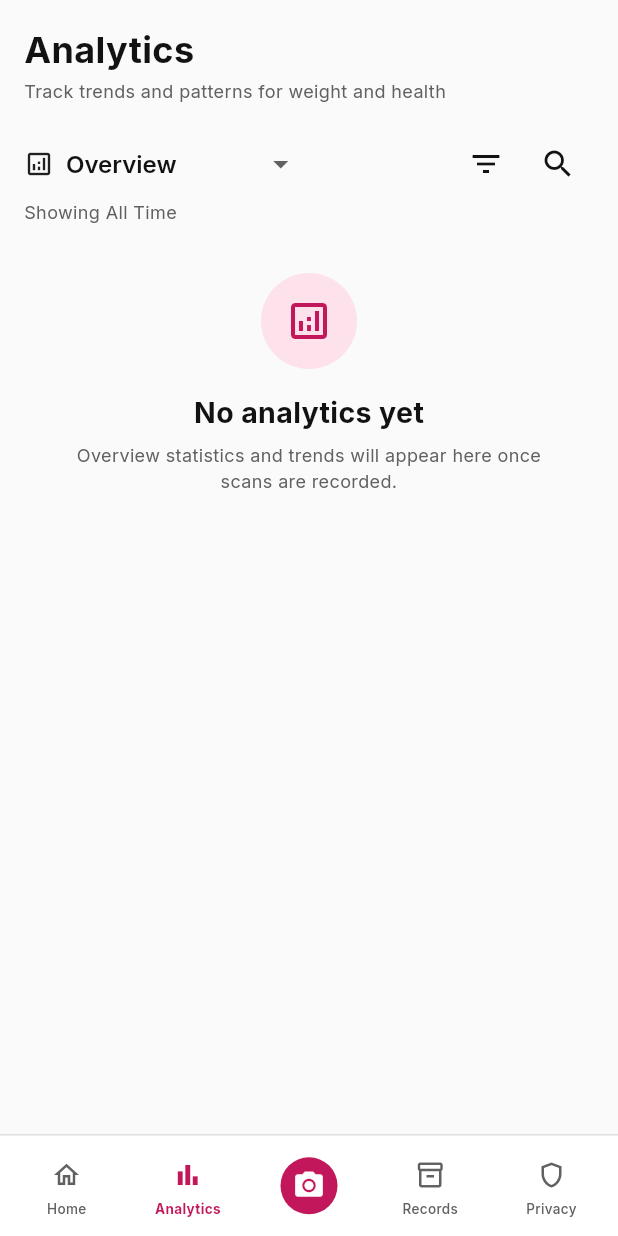
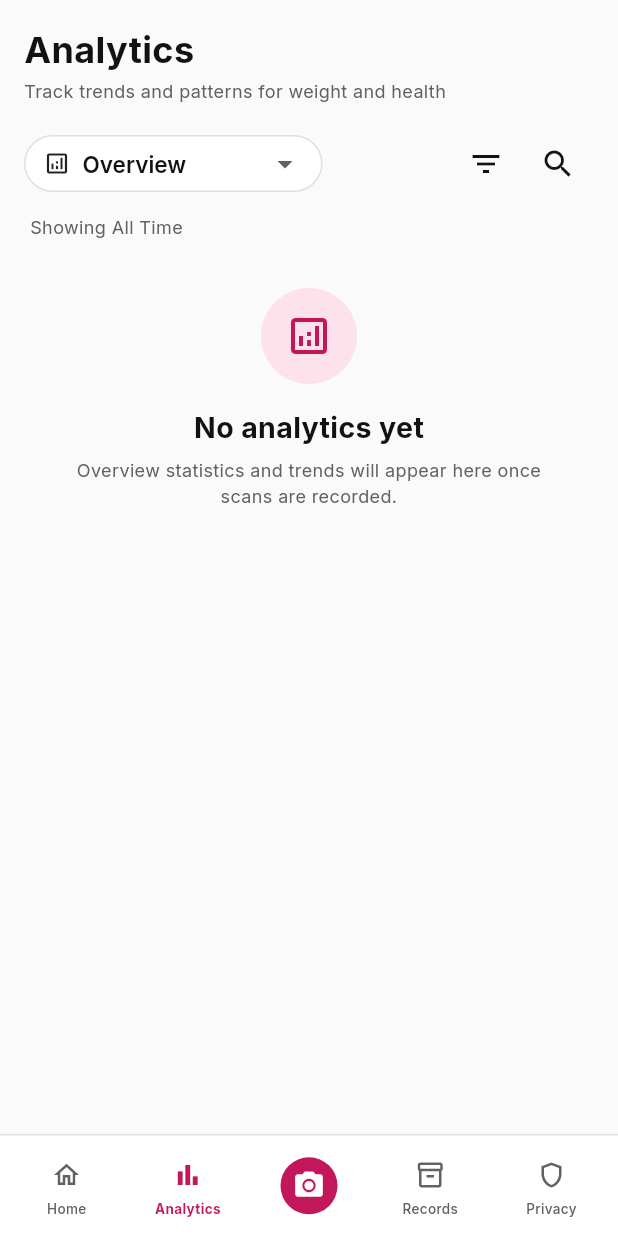
Before and after one commit to iofrmnowhere/instaham, a Flutter app: the screen it shows after launch, item 2 of the bottom bar chosen, on a phone screen of 412 x 824 dp. Run offline on Flutter 3.47's test engine with Material 3 defaults, Android fonts, the phone set to English and light mode, and no system bars; our stand-ins replace drift, drift_flutter, fl_chart, go_router, google_fonts; accounts and stored records are empty; generated files the repository leaves out were written again.

Commit message:
feat(ui): fix spacing around overview button in analytics.

```diff
--- a/lib/features/analytics/presentation/screens/analytics_screen.dart
+++ b/lib/features/analytics/presentation/screens/analytics_screen.dart
@@ -113,14 +113,25 @@ class _AnalyticsScreenState extends State<AnalyticsScreen> {
             padding: const EdgeInsets.symmetric(horizontal: 16.0),
             child: Row(
               children: [
-                DropdownButtonHideUnderline(
+                Container(
+                  padding: const EdgeInsets.symmetric(
+                    horizontal: 12.0,
+                    vertical: 6.0,
+                  ),
+                  decoration: BoxDecoration(
+                    color: AppColors.card,
+                    borderRadius: BorderRadius.circular(20.0),
+                    border: Border.all(color: AppColors.border),
+                  ),
+                  child: DropdownButtonHideUnderline(
                     child: DropdownButton<String>(
+                      isDense: true,
                       value: _selectedTab,
                       icon: const Icon(Icons.arrow_drop_down),
                       style: AppTextStyles.label.copyWith(
                         fontWeight: FontWeight.w600,
                         color: AppColors.foreground,
-                      fontSize: 16,
+                        fontSize: 15,
                       ),
                       onChanged: (value) {
                         if (value != null) {
@@ -132,7 +143,7 @@ class _AnalyticsScreenState extends State<AnalyticsScreen> {
                           value: 'overview',
                           child: Row(
                             children: [
-                            Icon(Icons.analytics_outlined, size: 20),
+                              Icon(Icons.analytics_outlined, size: 18),
                               SizedBox(width: 8),
                               Text('Overview'),
                             ],
@@ -142,7 +153,7 @@ class _AnalyticsScreenState extends State<AnalyticsScreen> {
                           value: 'weight',
                           child: Row(
                             children: [
-                            Icon(Icons.monitor_weight_outlined, size: 20),
+                              Icon(Icons.monitor_weight_outlined, size: 18),
                               SizedBox(width: 8),
                               Text('Weight Analytics'),
                             ],
@@ -152,13 +163,14 @@ class _AnalyticsScreenState extends State<AnalyticsScreen> {
                           value: 'health',
                           child: Row(
                             children: [
-                            Icon(Icons.health_and_safety_outlined, size: 20),
+                              Icon(Icons.health_and_safety_outlined, size: 18),
                               SizedBox(width: 8),
                               Text('Health Analytics'),
                             ],
                           ),
                         ),
                       ],
+                    ),
                   ),
                 ),
                 const Spacer(),
@@ -225,7 +237,9 @@ class _AnalyticsScreenState extends State<AnalyticsScreen> {
             ),
           ),
           Padding(
-            padding: const EdgeInsets.symmetric(horizontal: 16.0),
+            padding:
+                const EdgeInsets.symmetric(horizontal: 20.0) +
+                const EdgeInsets.only(top: 10.0),
             child: Align(
               alignment: Alignment.centerLeft,
               child: Text(
```
Lines whose indentation alone changed are shown as unchanged.
